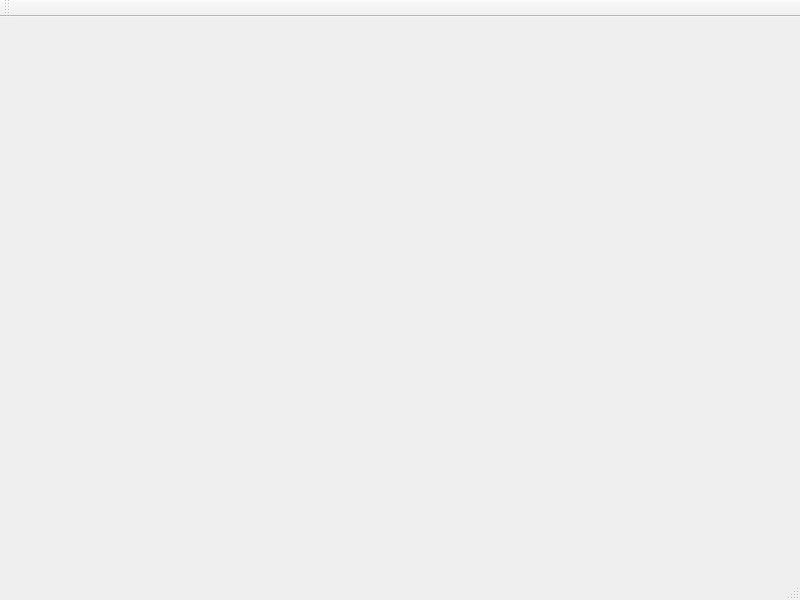
Qt form src/gui/mainwindow.ui (zengrixi/resourceManager) before a commit.
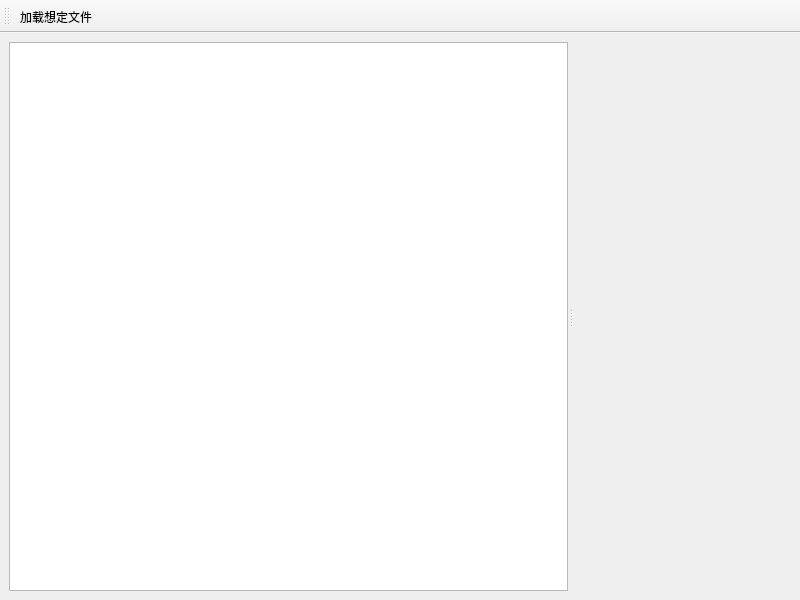
The same form after that commit. Icons and pictures are not drawn.

Commit message: 新增想定选择界面

```diff
--- a/src/gui/mainwindow.ui
+++ b/src/gui/mainwindow.ui
@@ -10,21 +10,53 @@
     <height>600</height>
    </rect>
   </property>
+  <property name="minimumSize">
+   <size>
+    <width>300</width>
+    <height>0</height>
+   </size>
+  </property>
   <property name="windowTitle">
    <string>MainWindow</string>
   </property>
-  <widget class="QWidget" name="centralwidget"/>
-  <widget class="QMenuBar" name="menubar">
-   <property name="geometry">
-    <rect>
-     <x>0</x>
-     <y>0</y>
-     <width>800</width>
-     <height>23</height>
-    </rect>
-   </property>
+  <widget class="QWidget" name="centralwidget">
+   <layout class="QHBoxLayout" name="horizontalLayout_3">
+    <item>
+     <widget class="QSplitter" name="splitter">
+      <property name="sizePolicy">
+       <sizepolicy hsizetype="Expanding" vsizetype="Preferred">
+        <horstretch>1</horstretch>
+        <verstretch>0</verstretch>
+       </sizepolicy>
+      </property>
+      <property name="midLineWidth">
+       <number>0</number>
+      </property>
+      <property name="orientation">
+       <enum>Qt::Horizontal</enum>
+      </property>
+      <property name="opaqueResize">
+       <bool>true</bool>
+      </property>
+      <property name="handleWidth">
+       <number>5</number>
+      </property>
+      <property name="childrenCollapsible">
+       <bool>true</bool>
+      </property>
+      <widget class="QTreeView" name="treeView"/>
+      <widget class="QWidget" name="widget" native="true">
+       <property name="minimumSize">
+        <size>
+         <width>0</width>
+         <height>0</height>
+        </size>
+       </property>
+      </widget>
+     </widget>
+    </item>
+   </layout>
   </widget>
-  <widget class="QStatusBar" name="statusbar"/>
   <widget class="QToolBar" name="toolBar">
    <property name="windowTitle">
     <string>toolBar</string>
@@ -35,7 +67,20 @@
    <attribute name="toolBarBreak">
     <bool>false</bool>
    </attribute>
+   <addaction name="action_loadxml"/>
   </widget>
+  <action name="action_loadxml">
+   <property name="icon">
+    <iconset resource="../../top-window-resources.qrc">
+     <normaloff>:/img/top-window/logo.png</normaloff>:/img/top-window/logo.png</iconset>
+   </property>
+   <property name="text">
+    <string>加载想定文件</string>
+   </property>
+   <property name="toolTip">
+    <string>&lt;html&gt;&lt;head/&gt;&lt;body&gt;&lt;p&gt;加载想定文件面板&lt;/p&gt;&lt;/body&gt;&lt;/html&gt;</string>
+   </property>
+  </action>
  </widget>
  <resources/>
  <connections/>
```
Left out of the diff: 4 changed lines with no effect on the pictures. The commit also changes 10 other files.
